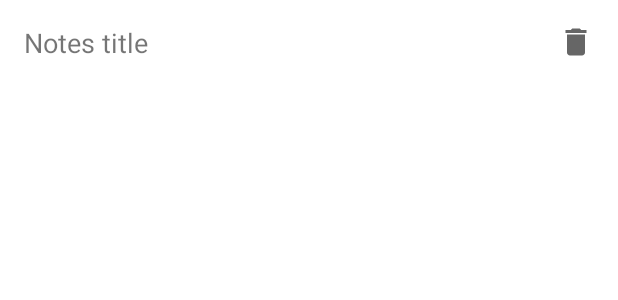
After one commit to antoniolg/migration-compose-workshop, an Android app: the layout note_item.xml on its own in the app's theme, with its tools: preview values and no code run, on a phone screen of 412 x 824 dp. The commit adds this screen. Shown: the top 300 px of the screen. Run offline under Robolectric (Android 15) with nearby library versions, the phone set to English and light mode, and no system bars.

Commit message:
Create Notes List UI

```diff
--- a/app/build.gradle
+++ b/app/build.gradle
@@ -31,6 +31,10 @@ android {
     kotlinOptions {
         jvmTarget = '1.8'
     }
+
+    buildFeatures {
+        viewBinding = true
+    }
 }
 
 dependencies {
@@ -40,6 +44,8 @@ dependencies {
     implementation 'com.google.android.material:material:1.7.0'
     implementation 'androidx.constraintlayout:constraintlayout:2.1.4'
 
+    implementation 'androidx.lifecycle:lifecycle-runtime-ktx:2.5.1'
+
     implementation "androidx.room:room-ktx:2.4.3"
     kapt "androidx.room:room-compiler:2.4.3"
 
--- a/app/src/main/AndroidManifest.xml
+++ b/app/src/main/AndroidManifest.xml
@@ -3,6 +3,7 @@
     xmlns:tools="http://schemas.android.com/tools">
 
     <application
+        android:name=".App"
         android:allowBackup="true"
         android:dataExtractionRules="@xml/data_extraction_rules"
         android:fullBackupContent="@xml/backup_rules"
--- /dev/null
+++ b/app/src/main/res/drawable/ic_add.xml
@@ -0,0 +1,5 @@
+<vector android:height="24dp" android:tint="#000000"
+    android:viewportHeight="24" android:viewportWidth="24"
+    android:width="24dp" xmlns:android="http://schemas.android.com/apk/res/android">
+    <path android:fillColor="@android:color/white" android:pathData="M19,13h-6v6h-2v-6H5v-2h6V5h2v6h6v2z"/>
+</vector>
--- /dev/null
+++ b/app/src/main/res/drawable/ic_delete.xml
@@ -0,0 +1,5 @@
+<vector android:height="24dp" android:tint="#000"
+    android:viewportHeight="24" android:viewportWidth="24"
+    android:width="24dp" xmlns:android="http://schemas.android.com/apk/res/android">
+    <path android:fillColor="@android:color/white" android:pathData="M6,19c0,1.1 0.9,2 2,2h8c1.1,0 2,-0.9 2,-2V7H6v12zM19,4h-3.5l-1,-1h-5l-1,1H5v2h14V4z"/>
+</vector>
--- /dev/null
+++ b/app/src/main/res/layout/note_item.xml
@@ -0,0 +1,30 @@
+<?xml version="1.0" encoding="utf-8"?>
+
+<!-- Linear layout with a note title and a delete button -->
+<LinearLayout xmlns:android="http://schemas.android.com/apk/res/android"
+    xmlns:app="http://schemas.android.com/apk/res-auto"
+    xmlns:tools="http://schemas.android.com/tools"
+    android:layout_width="match_parent"
+    android:layout_height="wrap_content"
+    android:orientation="horizontal">
+
+    <TextView
+        android:id="@+id/note_title"
+        android:layout_width="0dp"
+        android:layout_height="wrap_content"
+        android:layout_weight="1"
+        android:padding="16dp"
+        android:textSize="18sp"
+        tools:text="Notes title" />
+
+    <ImageButton
+        android:id="@+id/delete_button"
+        android:layout_width="wrap_content"
+        android:layout_height="wrap_content"
+        android:layout_gravity="center_vertical"
+        android:background="@android:color/transparent"
+        android:padding="16dp"
+        android:src="@drawable/ic_delete"
+        app:tint="?attr/colorControlNormal" />
+
+</LinearLayout>
```
Also changed, not shown: app/src/main/java/com/antonioleiva/notes/App.kt (added, +31 -0 lines), app/src/main/java/com/antonioleiva/notes/ui/main/MainActivity.kt (+36 -3 lines), app/src/main/java/com/antonioleiva/notes/ui/main/NotesAdapter.kt (added, +53 -0 lines), app/src/main/res/layout/activity_main.xml (+19 -8 lines).
